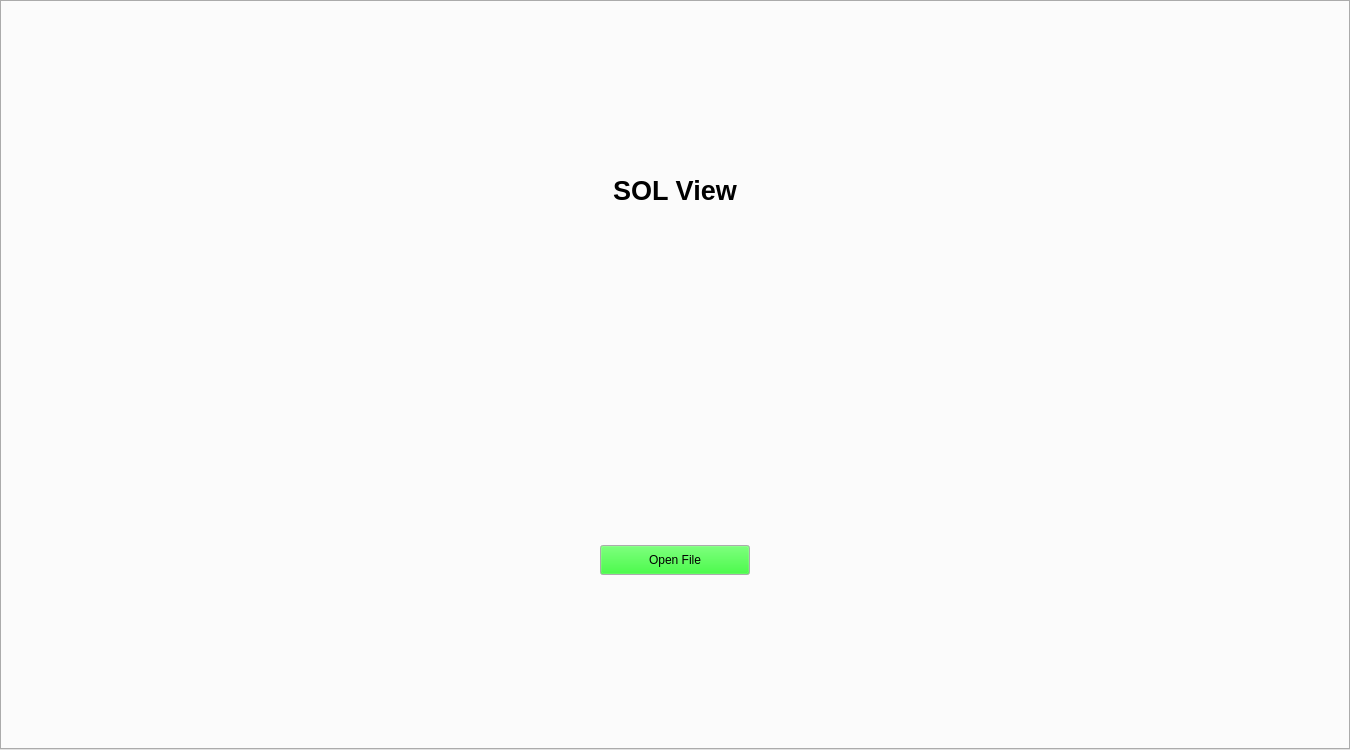
First picture: the form in bin/main.ui, repository HugoValim/hdf5_view, before the edit.
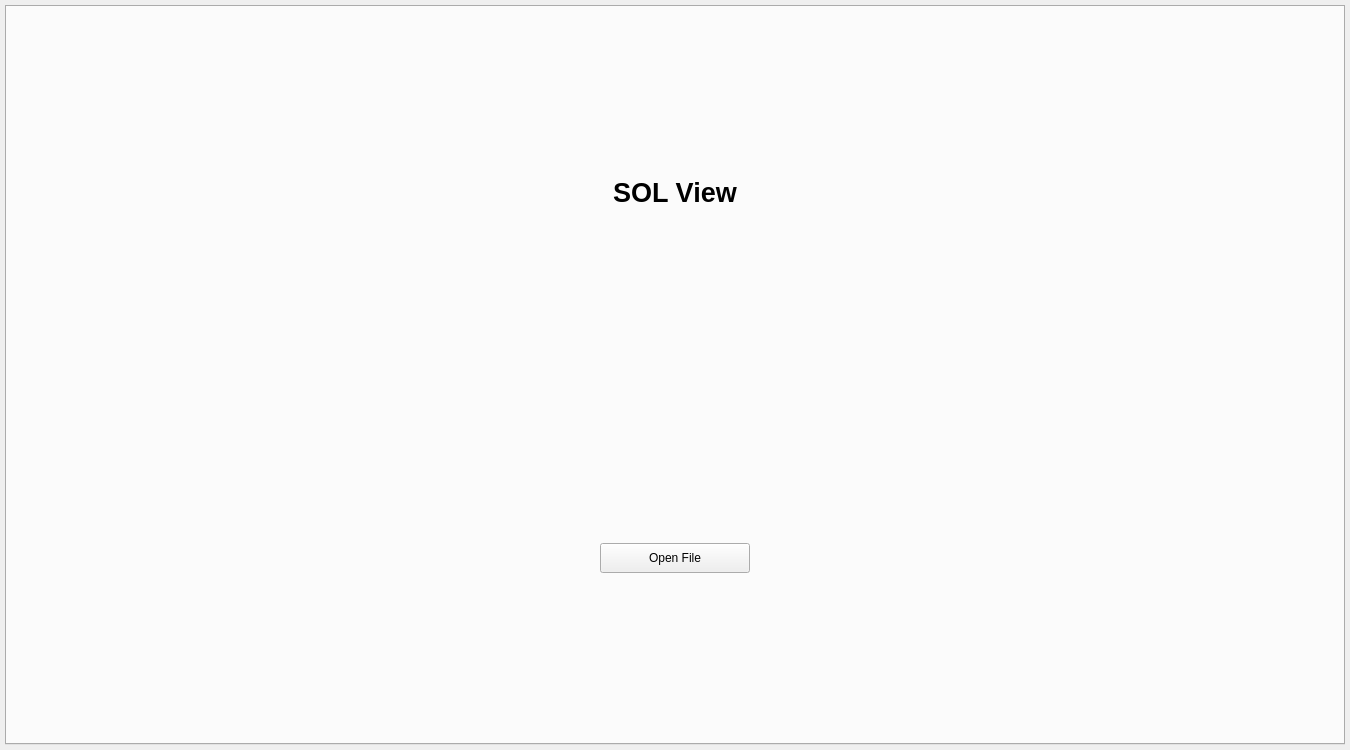
Second picture: the form after the edit. Custom widgets are drawn as their Qt base class.

Commit message: Fixed layout and added F11 key shortcut

Diff of the .ui file:
```diff
--- a/bin/main.ui
+++ b/bin/main.ui
@@ -21,16 +21,16 @@
   </property>
   <layout class="QVBoxLayout" name="verticalLayout">
    <property name="leftMargin">
-    <number>0</number>
+    <number>5</number>
    </property>
    <property name="topMargin">
-    <number>0</number>
+    <number>5</number>
    </property>
    <property name="rightMargin">
-    <number>0</number>
+    <number>5</number>
    </property>
    <property name="bottomMargin">
-    <number>0</number>
+    <number>5</number>
    </property>
    <item>
     <widget class="QTabWidget" name="tabWidget">
@@ -172,42 +172,11 @@
              <height>30</height>
             </size>
            </property>
-           <property name="palette">
-            <palette>
-             <active>
-              <colorrole role="Button">
-               <brush brushstyle="SolidPattern">
-                <color alpha="255">
-                 <red>0</red>
-                 <green>255</green>
-                 <blue>0</blue>
-                </color>
-               </brush>
-              </colorrole>
-             </active>
-             <inactive>
-              <colorrole role="Button">
-               <brush brushstyle="SolidPattern">
-                <color alpha="255">
-                 <red>0</red>
-                 <green>255</green>
-                 <blue>0</blue>
-                </color>
-               </brush>
-              </colorrole>
-             </inactive>
-             <disabled>
-              <colorrole role="Button">
-               <brush brushstyle="SolidPattern">
-                <color alpha="255">
-                 <red>0</red>
-                 <green>255</green>
-                 <blue>0</blue>
-                </color>
-               </brush>
-              </colorrole>
-             </disabled>
-            </palette>
+           <property name="font">
+            <font>
+             <weight>50</weight>
+             <bold>false</bold>
+            </font>
            </property>
            <property name="text">
             <string>Open File</string>
@@ -254,16 +223,16 @@
    <extends>QWidget</extends>
    <header>pydm.widgets.drawing</header>
   </customwidget>
-  <customwidget>
-   <class>QLogoLNLS</class>
-   <extends>PyDMDrawingImage</extends>
-   <header>sol_widgets.widgets.logo_lnls</header>
-  </customwidget>
   <customwidget>
    <class>QLogoCNPEM</class>
    <extends>PyDMDrawingImage</extends>
    <header>sol_widgets.widgets.logo_cnpem</header>
   </customwidget>
+  <customwidget>
+   <class>QLogoLNLS</class>
+   <extends>PyDMDrawingImage</extends>
+   <header>sol_widgets.widgets.logo_lnls</header>
+  </customwidget>
  </customwidgets>
  <resources/>
  <connections/>
```
The commit also changes 3 other files.
